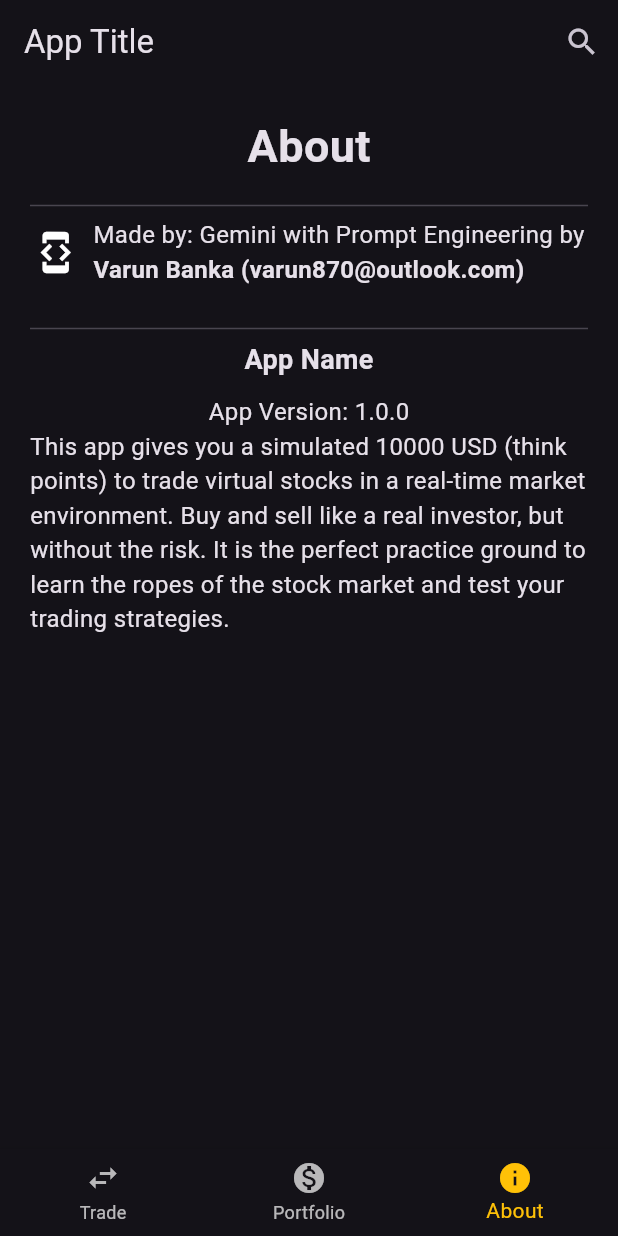
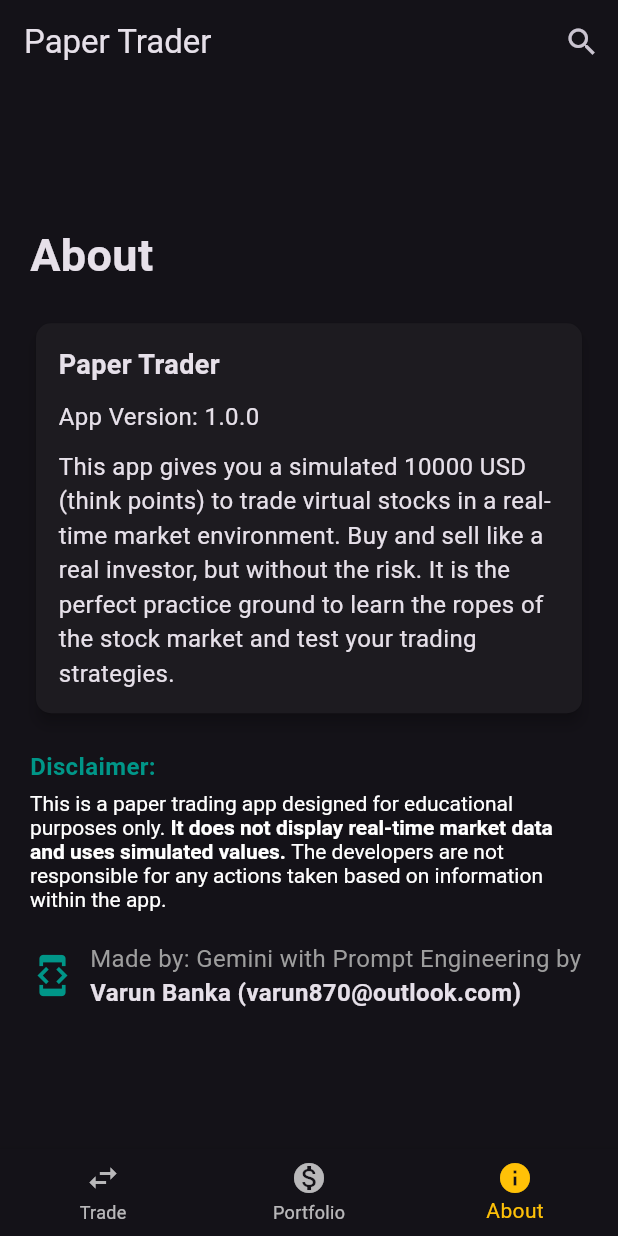
Before and after one commit to VarunBanka/Paper-Trader-using-flutter, a Flutter app: the screen it shows after launch, item 3 of the bottom bar chosen, on a phone screen of 412 x 824 dp. Run offline on Flutter 3.47's test engine with Material 3 defaults, Android fonts, the phone set to English and light mode, and no system bars; our stand-ins replace shared_preferences.

Commit message:
fixed #12 & redesigned about page

```diff
--- a/lib/about_screen.dart
+++ b/lib/about_screen.dart
@@ -1,39 +1,106 @@
 import 'package:flutter/material.dart';
 
 class AboutScreen extends StatelessWidget {
+  const AboutScreen({Key? key}) : super(key: key);
   @override
   Widget build(BuildContext context) {
-    return const Scaffold(
+    return Scaffold(
       body: SafeArea(
-        child: SingleChildScrollView(
-          padding: EdgeInsets.all(20.0),
+        child: Padding(
+          padding: const EdgeInsets.symmetric(horizontal: 20.0),
           child: Column(
             mainAxisAlignment: MainAxisAlignment.center,
-            crossAxisAlignment: CrossAxisAlignment.center,
+            crossAxisAlignment: CrossAxisAlignment.start,
             children: [
-              // Title with decoration
-              Text(
-                'About',
-                style: TextStyle(
-                  fontSize: 30.0,
-                  fontWeight: FontWeight.bold,
+              // Title with icon
+              const Row(
+                mainAxisAlignment: MainAxisAlignment.spaceBetween,
+                children: [
+                  Text(
+                    'About',
+                    style:
+                        TextStyle(fontSize: 30.0, fontWeight: FontWeight.bold),
+                  ),
+                ],
+              ),
+              const SizedBox(height: 20.0),
+
+              // App Information section with card design
+              Card(
+                elevation: 4.0, // Add some shadow effect
+                shape: RoundedRectangleBorder(
+                  borderRadius: BorderRadius.circular(10.0),
+                ),
+                child: const Padding(
+                  padding: EdgeInsets.all(15.0),
+                  child: Column(
+                    crossAxisAlignment: CrossAxisAlignment.start,
+                    children: [
+                      Text(
+                        'Paper Trader',
+                        style: TextStyle(
+                            fontSize: 18.0, fontWeight: FontWeight.bold),
+                      ),
+                      SizedBox(height: 10.0),
+                      Text(
+                        'App Version: 1.0.0',
+                        style: TextStyle(fontSize: 16.0),
+                      ),
+                      SizedBox(height: 10.0),
+                      Text(
+                        'This app gives you a simulated 10000 USD (think points) to trade virtual stocks in a real-time market environment. Buy and sell like a real investor, but without the risk. It is the perfect practice ground to learn the ropes of the stock market and test your trading strategies.',
+                        style: TextStyle(fontSize: 16.0),
+                      ),
+                    ],
+                  ),
                 ),
               ),
-              SizedBox(height: 10.0),
-              Divider(thickness: 1.0), // Decorative divider
 
-              // Developer Information
-              Row(
-                mainAxisAlignment: MainAxisAlignment.center,
+              const SizedBox(height: 20.0),
+
+              // Disclaimer with improved formatting and spacing
+              const Text(
+                'Disclaimer:',
+                style: TextStyle(
+                    fontSize: 16.0,
+                    fontWeight: FontWeight.bold,
+                    color: Colors.teal),
+              ),
+              const SizedBox(height: 5.0),
+              RichText(
+                text: const TextSpan(
+                  style: TextStyle(fontSize: 14.0, color: Colors.white),
+                  children: [
+                    TextSpan(
+                      text:
+                          'This is a paper trading app designed for educational purposes only. ',
+                    ),
+                    TextSpan(
+                      text:
+                          'It does not display real-time market data and uses simulated values. ',
+                      style: TextStyle(fontWeight: FontWeight.bold),
+                    ),
+                    TextSpan(
+                        text:
+                            'The developers are not responsible for any actions taken based on information within the app.'),
+                  ],
+                ),
+              ),
+
+              const SizedBox(height: 20.0),
+
+              // Developer Information with icon
+              const Row(
+                mainAxisAlignment: MainAxisAlignment.start,
                 children: [
-                  Icon(Icons.developer_mode, size: 30.0),
+                  Icon(Icons.developer_mode, size: 30.0, color: Colors.teal),
                   SizedBox(width: 10.0),
                   Column(
                     crossAxisAlignment: CrossAxisAlignment.start,
                     children: [
                       Text(
                         'Made by: Gemini with Prompt Engineering by',
-                        style: TextStyle(fontSize: 16.0),
+                        style: TextStyle(fontSize: 16.0, color: Colors.grey),
                       ),
                       Text(
                         'Varun Banka (varun870@outlook.com)',
@@ -44,24 +111,6 @@ class AboutScreen extends StatelessWidget {
                   ),
                 ],
               ),
-              SizedBox(height: 20.0), // Extra spacing
-
-              // App Information
-              Divider(thickness: 1.0), // Decorative divider
-
-              Text(
-                'App Name',
-                style: TextStyle(fontSize: 18.0, fontWeight: FontWeight.bold),
-              ),
-              SizedBox(height: 10.0),
-              Text(
-                'App Version: 1.0.0',
-                style: TextStyle(fontSize: 16.0),
-              ),
-              Text(
-                'This app gives you a simulated 10000 USD (think points) to trade virtual stocks in a real-time market environment. Buy and sell like a real investor, but without the risk. It is the perfect practice ground to learn the ropes of the stock market and test your trading strategies.',
-                style: TextStyle(fontSize: 16.0),
-              ),
             ],
           ),
         ),
--- a/lib/main.dart
+++ b/lib/main.dart
@@ -40,7 +40,7 @@ class MyHomePageState extends State<MyHomePage> {
   Widget build(BuildContext context) {
     return Scaffold(
       appBar: AppBar(
-        title: const Text('App Title'),
+        title: const Text('Paper Trader'),
         actions: [
           IconButton(
             icon: const Icon(Icons.search), // Search icon for Load More screen
--- a/lib/portfolio_screen.dart
+++ b/lib/portfolio_screen.dart
@@ -4,6 +4,7 @@ import 'package:shared_preferences/shared_preferences.dart';
 num balance = 10000;
 
 class PortfolioScreen extends StatefulWidget {
+  const PortfolioScreen({Key? key}) : super(key: key);
   @override
   PortfolioScreenState createState() => PortfolioScreenState();
 }
@@ -11,7 +12,7 @@ class PortfolioScreen extends StatefulWidget {
 List<String> myStocks = [];
 
 class PortfolioScreenState extends State<PortfolioScreen> {
-  int? balance; // Declare a variable to store the retrieved balance
+  int? balance;
 
   @override
   void initState() {
@@ -23,8 +24,8 @@ class PortfolioScreenState extends State<PortfolioScreen> {
     final prefs = await SharedPreferences.getInstance();
     final retrievedBalance = prefs.getInt('balance');
     setState(() {
-      balance =
-          retrievedBalance ?? 0; // Set state with retrieved or default value
+      balance = retrievedBalance ??
+          10000; // Set state with retrieved or default value
     });
   }
 
@@ -36,10 +37,10 @@ class PortfolioScreenState extends State<PortfolioScreen> {
         children: [
           // Display balance (see below)
           Container(
-            padding: EdgeInsets.all(16.0), // Add padding
+            padding: const EdgeInsets.all(16.0),
             child: Text(
               'Balance: \$${balance.toString()}',
-              style: TextStyle(fontSize: 18.0), // Adjust style (optional)
+              style: const TextStyle(fontSize: 18.0), // Adjust style (optional)
             ),
           ),
           Expanded(
```
